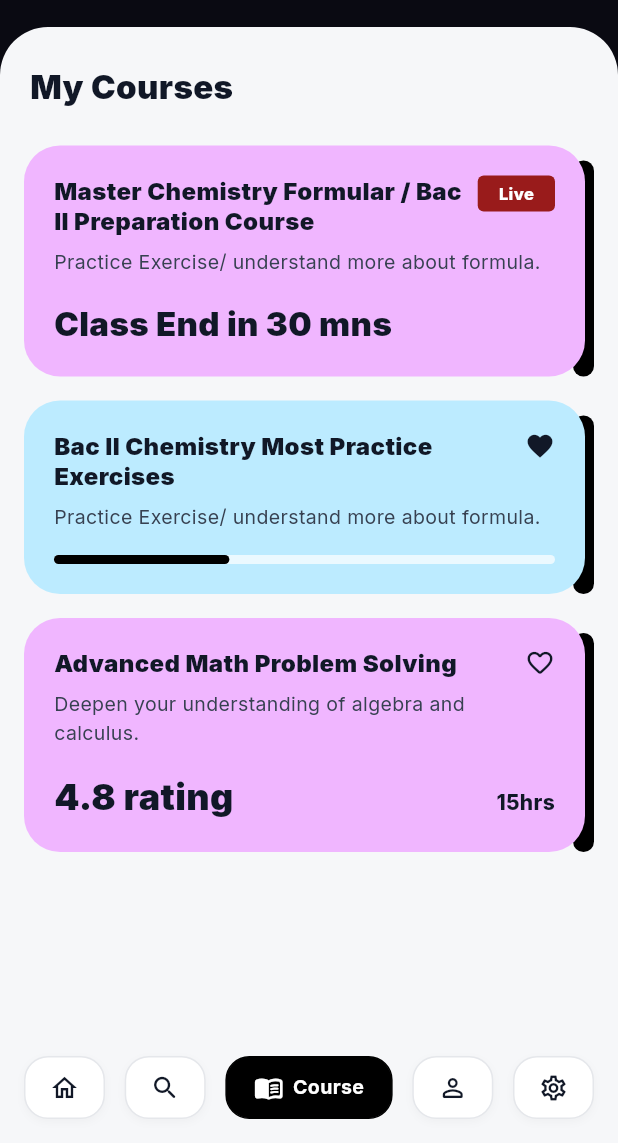
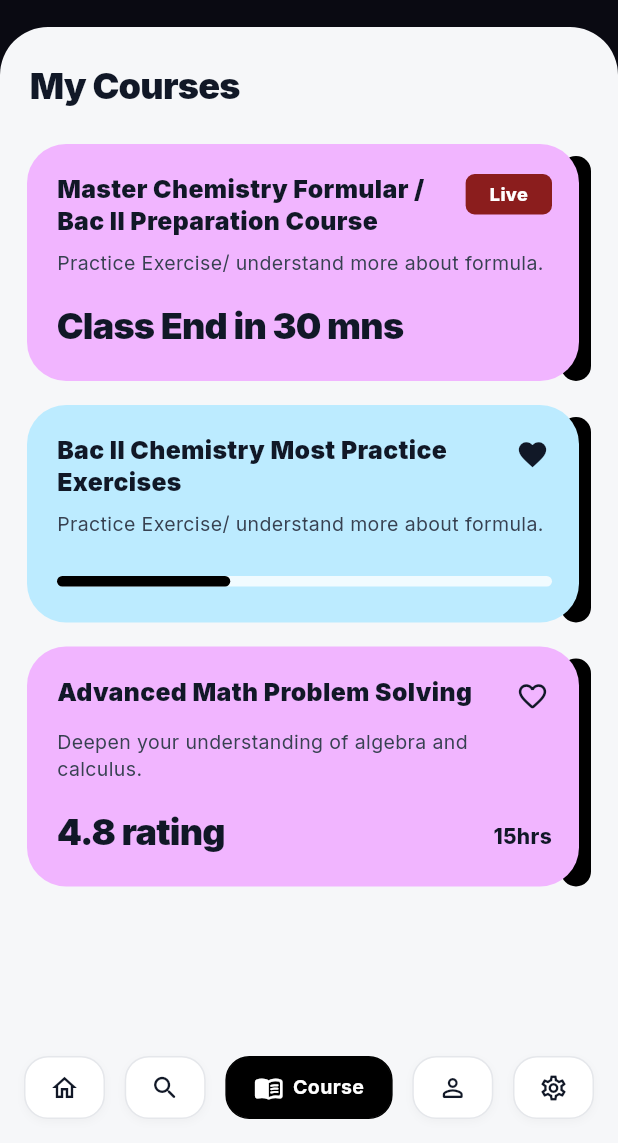
Before and after one commit to v1mean/MOBILE_APPLICATION, a Flutter app: the MyCoursesScreen screen opened by its route, on a phone screen of 412 x 824 dp, the part 93-1236 px from its top. Run offline on Flutter 3.47's test engine with Material 3 defaults, Android fonts, the phone set to English and light mode, and no system bars; our stand-ins replace flutter_animate, go_router, google_fonts.

Commit message:
feat: refine My Courses screen cards, shadows, and typography to match Figma 100%

```diff
--- a/lib/screens/my_courses_screen.dart
+++ b/lib/screens/my_courses_screen.dart
@@ -34,7 +34,7 @@ class _MyCoursesScreenState extends State<MyCoursesScreen> {
       backgroundColor: AppColors.darkBg,
       body: Column(
         children: [
-          // Dark Header
+          // Dark Top Header
           SafeArea(
             bottom: false,
             child: Padding(
@@ -75,7 +75,7 @@ class _MyCoursesScreenState extends State<MyCoursesScreen> {
               ),
             ),
           ),
-          // White Content Body
+          // White Rounded Content Body
           Expanded(
             child: Container(
               decoration: const BoxDecoration(
@@ -91,23 +91,24 @@ class _MyCoursesScreenState extends State<MyCoursesScreen> {
                   topRight: Radius.circular(32),
                 ),
                 child: SingleChildScrollView(
-                  padding: const EdgeInsets.only(bottom: 20),
+                  padding: const EdgeInsets.only(bottom: 24),
                   child: Column(
                     crossAxisAlignment: CrossAxisAlignment.start,
                     children: [
-                      const SizedBox(height: 24),
+                      const SizedBox(height: 22),
                       Padding(
                         padding: const EdgeInsets.symmetric(horizontal: 20),
                         child: Text(
                           'My Courses',
                           style: GoogleFonts.inter(
-                            fontSize: 22,
+                            fontSize: 24,
                             fontWeight: FontWeight.w900,
                             color: const Color(0xFF111827),
+                            letterSpacing: -0.5,
                           ),
                         ),
                       ),
-                      const SizedBox(height: 16),
+                      const SizedBox(height: 14),
                       ...sampleCourses.map((c) => CourseCard(course: c)),
                     ],
                   ),
--- a/lib/widgets/course_card.dart
+++ b/lib/widgets/course_card.dart
@@ -14,38 +14,39 @@ class CourseCard extends StatefulWidget {
 
 class _CourseCardState extends State<CourseCard> {
   Color get _cardColor =>
-      widget.course.cardColor == 'pink' ? const Color(0xFFF0B6FF) : const Color(0xFFBCEBFF);
+      widget.course.cardColor == 'pink' ? const Color(0xFFF1B5FF) : const Color(0xFFBCEBFF);
 
   @override
   Widget build(BuildContext context) {
     return Container(
-      margin: const EdgeInsets.symmetric(horizontal: 16, vertical: 8),
+      margin: const EdgeInsets.symmetric(horizontal: 18, vertical: 8),
       child: Stack(
         clipBehavior: Clip.none,
         children: [
           // Black Shadow/Offset Layer on right edge matching Figma
           Positioned(
             right: 0,
-            top: 10,
+            top: 8,
             bottom: 0,
-            width: 14,
+            width: 20,
             child: Container(
               decoration: BoxDecoration(
                 color: Colors.black,
-                borderRadius: BorderRadius.circular(20),
+                borderRadius: BorderRadius.circular(26),
               ),
             ),
           ),
           // Main Colored Card
           Container(
-            margin: const EdgeInsets.only(right: 6),
-            padding: const EdgeInsets.all(20),
+            margin: const EdgeInsets.only(right: 8),
+            padding: const EdgeInsets.fromLTRB(20, 20, 18, 20),
             decoration: BoxDecoration(
               color: _cardColor,
-              borderRadius: BorderRadius.circular(24),
+              borderRadius: BorderRadius.circular(26),
             ),
             child: Column(
               crossAxisAlignment: CrossAxisAlignment.start,
+              mainAxisSize: MainAxisSize.min,
               children: [
                 // Title and Action Icon / Badge
                 Row(
@@ -55,26 +56,26 @@ class _CourseCardState extends State<CourseCard> {
                       child: Text(
                         widget.course.title,
                         style: GoogleFonts.inter(
-                          fontSize: 16,
+                          fontSize: 16.5,
                           fontWeight: FontWeight.w900,
                           color: const Color(0xFF111827),
                           height: 1.25,
                         ),
                       ),
                     ),
-                    const SizedBox(width: 10),
+                    const SizedBox(width: 8),
                     if (widget.course.isLive)
                       Container(
-                        padding: const EdgeInsets.symmetric(horizontal: 14, vertical: 4),
+                        padding: const EdgeInsets.symmetric(horizontal: 16, vertical: 5),
                         decoration: BoxDecoration(
-                          color: const Color(0xFF991B1B),
-                          borderRadius: BorderRadius.circular(4),
+                          color: const Color(0xFF8B1D1D),
+                          borderRadius: BorderRadius.circular(6),
                         ),
                         child: Text(
                           'Live',
                           style: GoogleFonts.inter(
                             color: Colors.white,
-                            fontSize: 11,
+                            fontSize: 12,
                             fontWeight: FontWeight.w800,
                           ),
                         ),
@@ -82,10 +83,13 @@ class _CourseCardState extends State<CourseCard> {
                     else
                       GestureDetector(
                         onTap: widget.onFavorite,
+                        child: Padding(
+                          padding: const EdgeInsets.all(2.0),
                           child: Icon(
                             widget.course.isFavorited ? Icons.favorite : Icons.favorite_border_rounded,
-                          size: 20,
+                            size: 22,
                             color: const Color(0xFF111827),
+                          ),
                         ),
                       ),
                   ],
@@ -98,6 +102,7 @@ class _CourseCardState extends State<CourseCard> {
                     fontSize: 13,
                     fontWeight: FontWeight.w400,
                     color: const Color(0xFF374151),
+                    height: 1.35,
                   ),
                 ),
                 const SizedBox(height: 16),
@@ -106,21 +111,21 @@ class _CourseCardState extends State<CourseCard> {
                   Text(
                     'Class End in ${widget.course.minutesRemaining} mns',
                     style: GoogleFonts.inter(
-                      fontSize: 22,
+                      fontSize: 24,
                       fontWeight: FontWeight.w900,
                       color: const Color(0xFF111827),
+                      letterSpacing: -0.5,
                     ),
                   )
                 else if (widget.course.progress != null)
-                  Column(
-                    crossAxisAlignment: CrossAxisAlignment.start,
-                    children: [
-                      Container(
-                        height: 6,
+                  Padding(
+                    padding: const EdgeInsets.only(top: 10, bottom: 4),
+                    child: Container(
+                      height: 7,
                       width: double.infinity,
                       decoration: BoxDecoration(
-                          color: Colors.white.withAlpha(180),
-                          borderRadius: BorderRadius.circular(4),
+                        color: Colors.white.withAlpha(200),
+                        borderRadius: BorderRadius.circular(50),
                       ),
                       child: FractionallySizedBox(
                         alignment: Alignment.centerLeft,
@@ -128,12 +133,11 @@ class _CourseCardState extends State<CourseCard> {
                         child: Container(
                           decoration: BoxDecoration(
                             color: Colors.black,
-                              borderRadius: BorderRadius.circular(4),
+                            borderRadius: BorderRadius.circular(50),
                           ),
                         ),
                       ),
                     ),
-                    ],
                   )
                 else
                   Row(
@@ -147,6 +151,7 @@ class _CourseCardState extends State<CourseCard> {
                           fontSize: 24,
                           fontWeight: FontWeight.w900,
                           color: const Color(0xFF111827),
+                          letterSpacing: -0.5,
                         ),
                       ),
                       Text(
```
Lines whose indentation alone changed are shown as unchanged.
